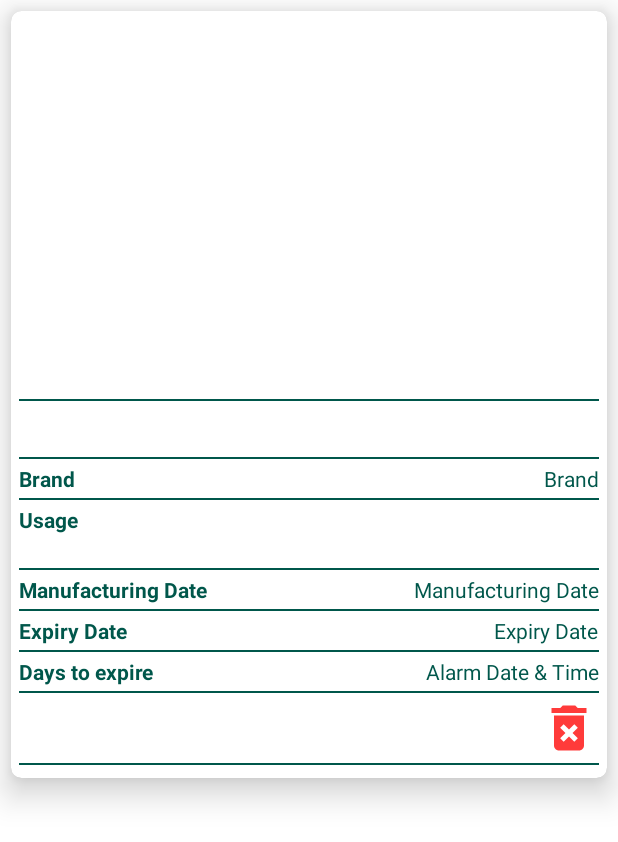
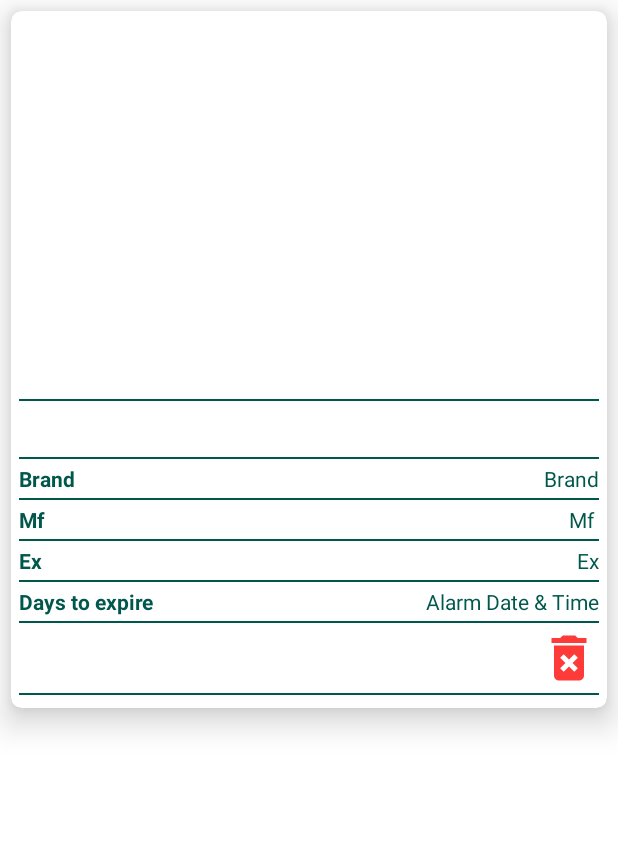
Before and after one commit to in-techouse/smart-grocery-manager, an Android app: the layout item_product.xml on its own in the app's theme, with its tools: preview values and no code run, on a phone screen of 412 x 824 dp. Shown: the top 842 px of the screen. Run offline under Robolectric (Android 15) with nearby library versions, the phone set to English and light mode, and no system bars.

Commit message:
usage remove from product detial

```diff
--- a/app/src/main/java/com/example/smartgroceryreminder/adapters/ProductAdapter.java
+++ b/app/src/main/java/com/example/smartgroceryreminder/adapters/ProductAdapter.java
@@ -63,9 +63,6 @@ public class ProductAdapter extends RecyclerView.Adapter<ProductAdapter.ProductH
         if (item.getBrand() != null && item.getBrand().length() > 0) {
             holder.brand.setText(item.getBrand());
         }
-        if (item.getUseage() != null && item.getUseage().length() > 0) {
-            holder.useage.setText(item.getUseage());
-        }
         holder.manufactureDate.setText(item.getManufactureDate());
         holder.expiryDate.setText(item.getExpiryDate());
         try {
@@ -129,7 +126,7 @@ public class ProductAdapter extends RecyclerView.Adapter<ProductAdapter.ProductH
 
     class ProductHolder extends RecyclerView.ViewHolder {
         ImageView image;
-        TextView productName, brand, useage, manufactureDate, expiryDate, alarmDateTime;
+        TextView productName, brand, manufactureDate, expiryDate, alarmDateTime;
         RelativeLayout delete;
 
         public ProductHolder(@NonNull View itemView) {
@@ -137,7 +134,6 @@ public class ProductAdapter extends RecyclerView.Adapter<ProductAdapter.ProductH
             image = itemView.findViewById(R.id.image);
             productName = itemView.findViewById(R.id.productName);
             brand = itemView.findViewById(R.id.brand);
-            useage = itemView.findViewById(R.id.useage);
             manufactureDate = itemView.findViewById(R.id.manufactureDate);
             expiryDate = itemView.findViewById(R.id.expiryDate);
             alarmDateTime = itemView.findViewById(R.id.alarmDateTime);
--- a/app/src/main/res/layout/item_product.xml
+++ b/app/src/main/res/layout/item_product.xml
@@ -68,31 +68,7 @@
                 android:textColor="@color/colorPrimaryDark" />
         </RelativeLayout>
 
-        <View
-            android:layout_width="match_parent"
-            android:layout_height="1dp"
-            android:layout_marginTop="3dp"
-            android:layout_marginBottom="3dp"
-            android:background="@color/colorPrimaryDark" />
 
-        <LinearLayout
-            android:layout_width="match_parent"
-            android:layout_height="wrap_content"
-            android:orientation="vertical">
-
-            <TextView
-                android:layout_width="wrap_content"
-                android:layout_height="wrap_content"
-                android:text="Usage"
-                android:textColor="@color/colorPrimaryDark"
-                android:textStyle="bold" />
-
-            <TextView
-                android:id="@+id/useage"
-                android:layout_width="wrap_content"
-                android:layout_height="wrap_content"
-                android:textColor="@color/colorPrimaryDark" />
-        </LinearLayout>
 
         <View
             android:layout_width="match_parent"
@@ -110,7 +86,7 @@
                 android:layout_height="wrap_content"
                 android:layout_alignParentStart="true"
                 android:layout_centerVertical="true"
-                android:text="Manufacturing Date"
+                android:text="Mf "
                 android:textColor="@color/colorPrimaryDark"
                 android:textStyle="bold" />
 
@@ -120,7 +96,7 @@
                 android:layout_height="wrap_content"
                 android:layout_alignParentEnd="true"
                 android:layout_centerVertical="true"
-                android:text="Manufacturing Date"
+                android:text="Mf "
                 android:textColor="@color/colorPrimaryDark" />
         </RelativeLayout>
 
@@ -140,7 +116,7 @@
                 android:layout_height="wrap_content"
                 android:layout_alignParentStart="true"
                 android:layout_centerVertical="true"
-                android:text="Expiry Date"
+                android:text="Ex"
                 android:textColor="@color/colorPrimaryDark"
                 android:textStyle="bold" />
 
@@ -150,7 +126,7 @@
                 android:layout_height="wrap_content"
                 android:layout_alignParentEnd="true"
                 android:layout_centerVertical="true"
-                android:text="Expiry Date"
+                android:text="Ex"
                 android:textColor="@color/colorPrimaryDark" />
         </RelativeLayout>
 
```
